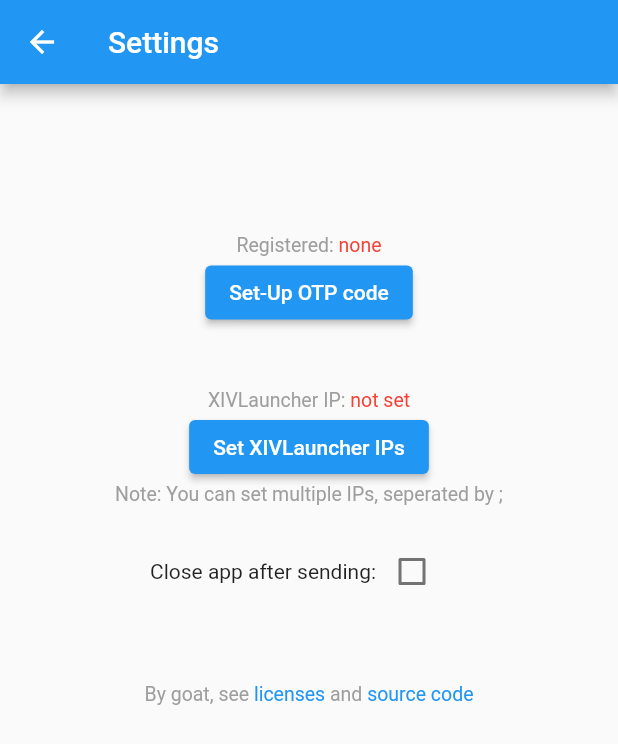
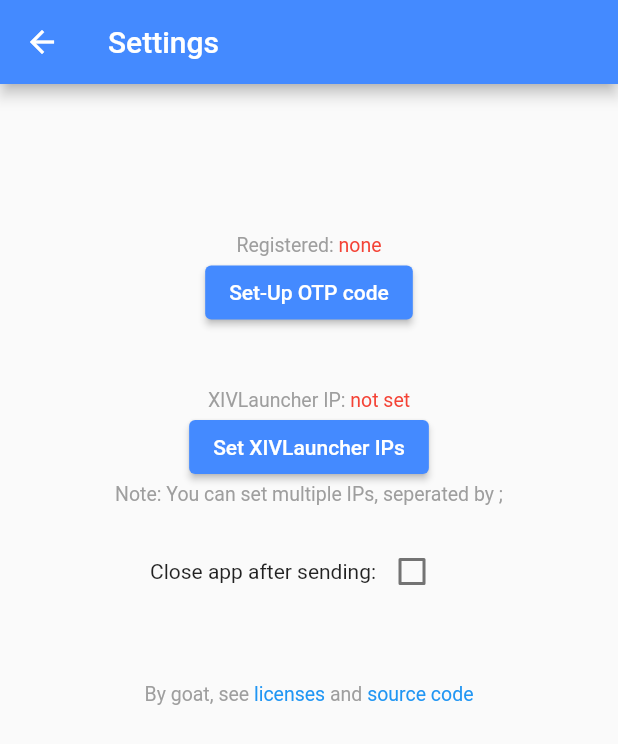
Before and after one commit to goaaats/xl-authenticator, a Flutter app: the screen it shows after launch, on a phone screen of 412 x 824 dp. Shown: the top 744 px of the screen. Run offline on Flutter 3.47's test engine with Material 2 defaults, Android fonts, the phone set to English and light mode, and no system bars; our stand-ins replace flutter_secure_storage, fluttertoast, shared_preferences; missing offline and left inert: otp, prompt_dialog, qr_code_scanner.

Commit message:
better colors

```diff
--- a/lib/main.dart
+++ b/lib/main.dart
@@ -13,11 +13,12 @@ class MyApp extends StatelessWidget {
       title: 'XL Authenticator',
       theme: ThemeData(
         brightness: Brightness.light,
-        colorScheme: ColorScheme.light(primary: Colors.blue, secondary: Colors.blueAccent),
+        primarySwatch: Colors.blue,
+        colorScheme: ColorScheme.fromSwatch().copyWith(primary: Colors.blueAccent, secondary: Colors.blueAccent),
       ),
       darkTheme: ThemeData(
        brightness: Brightness.dark,
-        colorScheme: ColorScheme.dark(primary: Colors.blue, secondary: Colors.blueAccent),
+        colorScheme: ColorScheme.dark(primary: Colors.blueAccent, secondary: Colors.blueAccent),
       ),
       home: HomePage(title: 'XIVLauncher Authenticator'),
     );
--- a/lib/set.dart
+++ b/lib/set.dart
@@ -178,6 +178,7 @@ class _SettingsPageState extends State<SettingsPage> {
                     Text("Close app after sending:"),
                     Checkbox(
                         value: isRestartChecked,
+                        activeColor: Colors.blueAccent,
                         onChanged: (value) {
                           setState(() {
                             isRestartChecked = value as bool;
```
